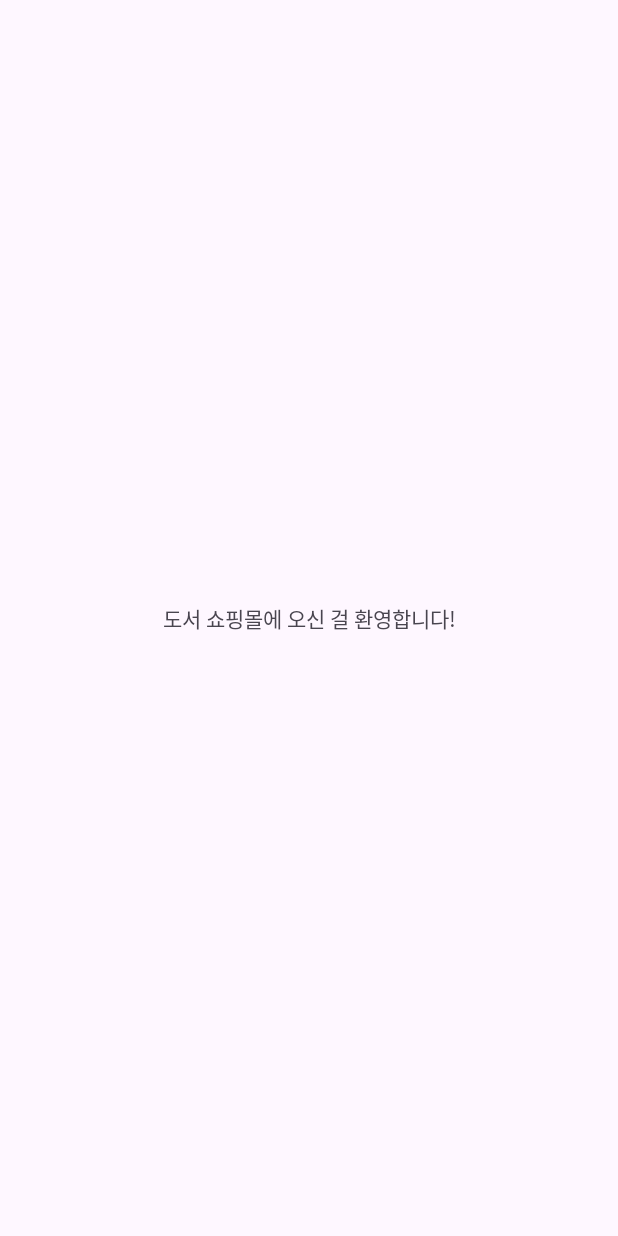
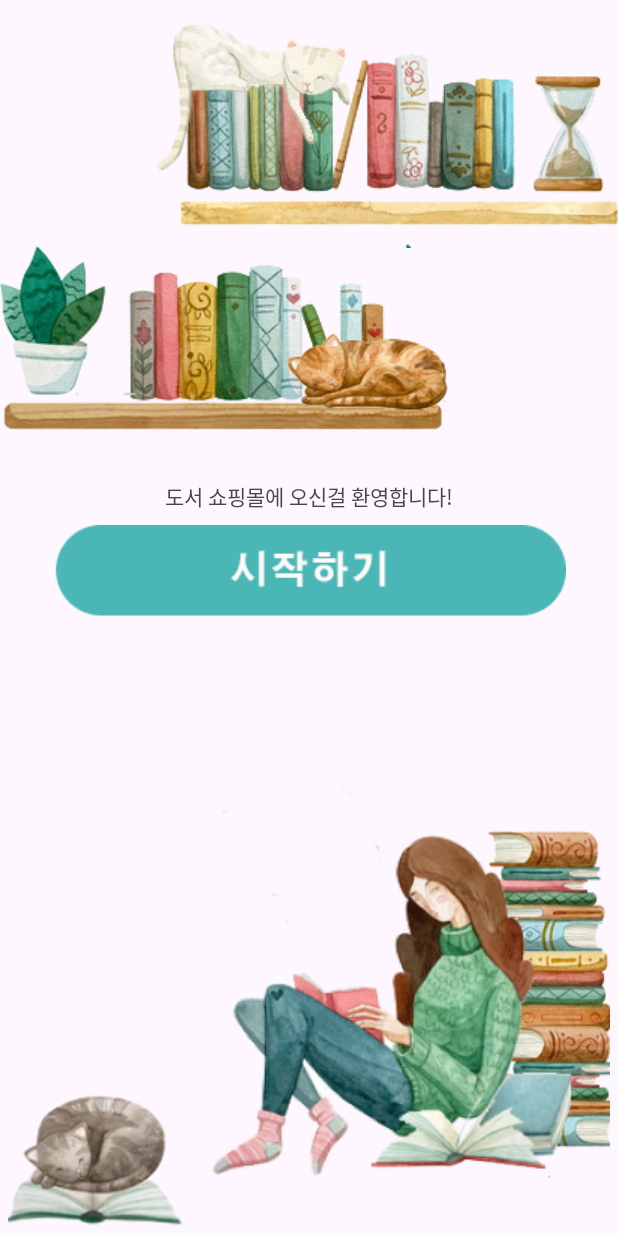
Before and after one commit to qkdalsdud0821-lab/Kotlin-Android, an Android app: the screen it shows after launch (MainActivity), on a phone screen of 412 x 824 dp. Before the commit the screen is almost empty. Run offline under Robolectric (Android 15) with nearby library versions, the phone set to English and light mode, and no system bars.

Commit message:
Chapter 03: 시작 화면 만들기

```diff
--- a/app/src/main/java/com/androidbook/bookmarket/MainActivity.kt
+++ b/app/src/main/java/com/androidbook/bookmarket/MainActivity.kt
@@ -1,6 +1,8 @@
 package com.androidbook.bookmarket
 
 import android.os.Bundle
+import android.view.View
+import android.widget.Toast
 import androidx.activity.enableEdgeToEdge
 import androidx.appcompat.app.AppCompatActivity
 import androidx.core.view.ViewCompat
@@ -11,11 +13,15 @@ class MainActivity : AppCompatActivity() {
         super.onCreate(savedInstanceState)
         enableEdgeToEdge()
         setContentView(R.layout.activity_main)
-        KotlinGrammar.runAll()
+        KotlinGrammar.runAll()   // 2장 코틀린 문법 예제 (Logcat 출력)
         ViewCompat.setOnApplyWindowInsetsListener(findViewById(R.id.main)) { v, insets ->
             val systemBars = insets.getInsets(WindowInsetsCompat.Type.systemBars())
             v.setPadding(systemBars.left, systemBars.top, systemBars.right, systemBars.bottom)
             insets
         }
     }
+
+    fun onBookClick(view: View?) {
+        Toast.makeText(getApplicationContext(), "도서 쇼핑몰을 시작합니다", Toast.LENGTH_LONG).show()
+    }
 }
--- a/app/src/main/res/layout/activity_main.xml
+++ b/app/src/main/res/layout/activity_main.xml
@@ -7,13 +7,53 @@
     android:layout_height="match_parent"
     tools:context=".MainActivity">
 
-    <TextView
+    <ImageView
+        android:id="@+id/imageView1"
         android:layout_width="wrap_content"
         android:layout_height="wrap_content"
-        android:text="도서 쇼핑몰에 오신 걸 환영합니다!"
-        app:layout_constraintBottom_toBottomOf="parent"
+        android:layout_marginTop="10dp"
+        app:layout_constraintEnd_toEndOf="parent"
+        app:layout_constraintTop_toTopOf="parent"
+        app:srcCompat="@drawable/main_img1" />
+
+    <ImageView
+        android:id="@+id/imageView2"
+        android:layout_width="wrap_content"
+        android:layout_height="wrap_content"
+        android:layout_marginTop="160dp"
+        app:layout_constraintStart_toStartOf="parent"
+        app:layout_constraintTop_toTopOf="parent"
+        app:srcCompat="@drawable/main_img2" />
+
+    <TextView
+        android:id="@+id/textView"
+        android:layout_width="wrap_content"
+        android:layout_height="wrap_content"
+        android:layout_marginTop="320dp"
+        android:text="도서 쇼핑몰에 오신걸 환영합니다!"
         app:layout_constraintEnd_toEndOf="parent"
         app:layout_constraintStart_toStartOf="parent"
         app:layout_constraintTop_toTopOf="parent" />
 
+    <ImageButton
+        android:id="@+id/imageButton"
+        android:layout_width="wrap_content"
+        android:layout_height="wrap_content"
+        android:layout_marginTop="350dp"
+        android:background="@android:color/transparent"
+        android:onClick="onBookClick"
+        app:layout_constraintEnd_toEndOf="parent"
+        app:layout_constraintStart_toStartOf="parent"
+        app:layout_constraintTop_toTopOf="parent"
+        app:srcCompat="@drawable/main_btn" />
+
+    <ImageView
+        android:id="@+id/imageView3"
+        android:layout_width="wrap_content"
+        android:layout_height="wrap_content"
+        app:layout_constraintBottom_toBottomOf="parent"
+        app:layout_constraintEnd_toEndOf="parent"
+        app:layout_constraintStart_toStartOf="parent"
+        app:srcCompat="@drawable/main_img3" />
+
 </androidx.constraintlayout.widget.ConstraintLayout>
```
Also changed, not shown: app/src/main/res/drawable/main_btn.png (added), app/src/main/res/drawable/main_img1.png (added), app/src/main/res/drawable/main_img2.png (added), app/src/main/res/drawable/main_img3.png (added).
